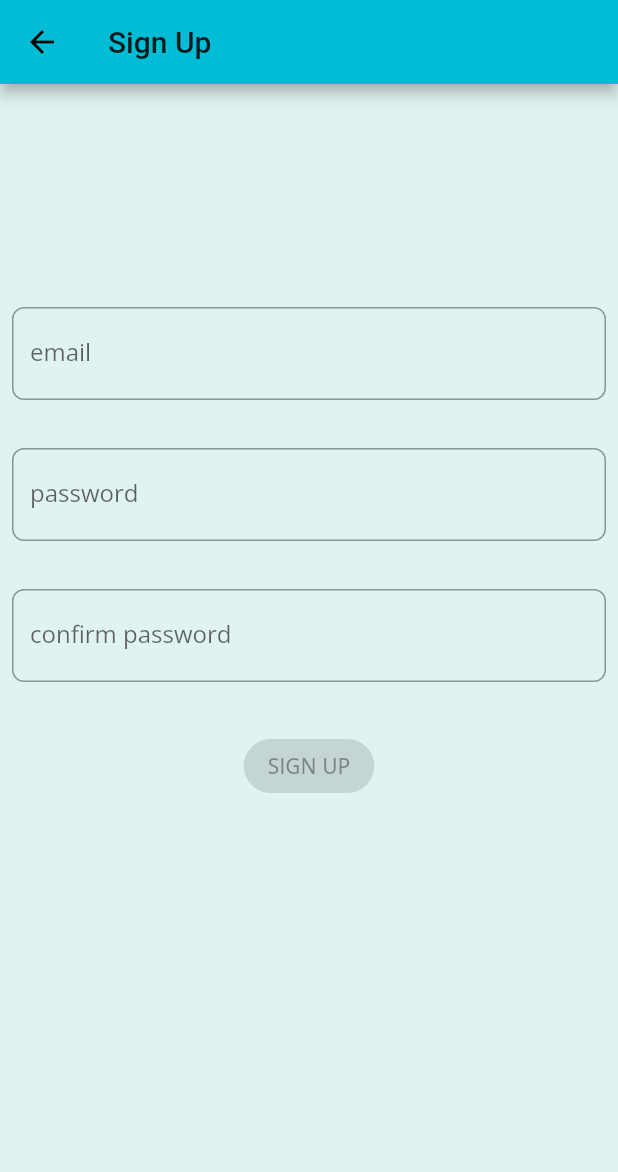
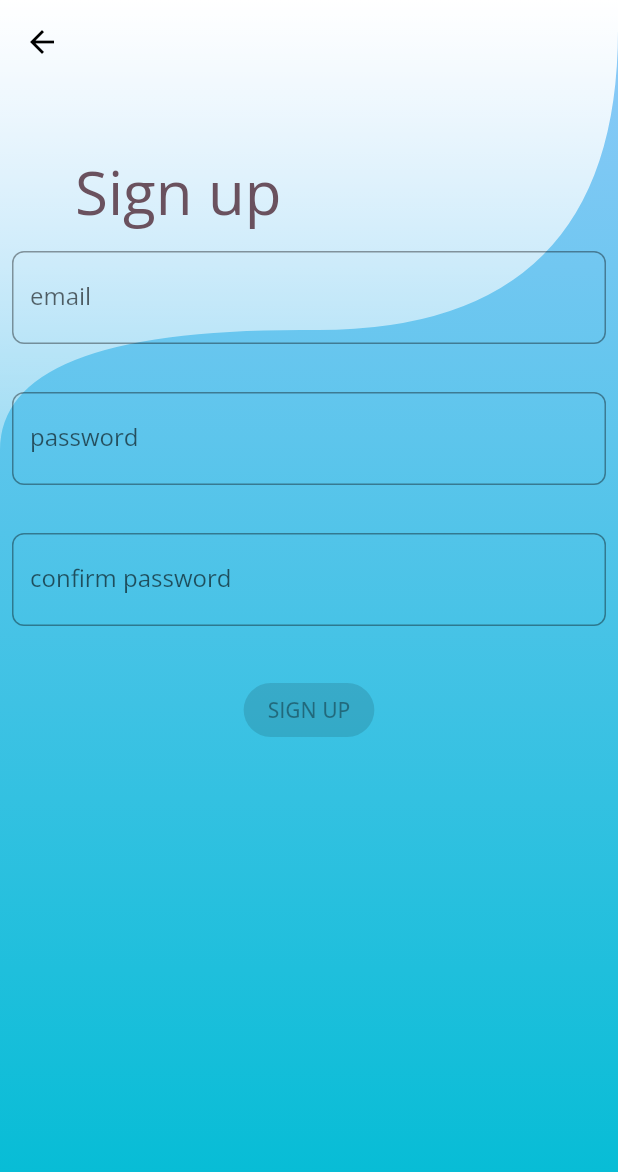
Before and after one commit to NelfDesign/what2visit, a Flutter app: the SignUpPage screen opened directly, on a phone screen of 412 x 824 dp. Shown: the top 1172 px of the screen. Run offline on Flutter 3.47's test engine with Material 2 defaults, Android fonts, the phone set to English and light mode, and no system bars; our stand-ins replace bloc, equatable, firebase_auth, firebase_core, flutter_bloc, font_awesome_flutter and 4 more; missing offline and left inert: flow_builder, flutter_device_type, flutter_facebook_auth, very_good_analysis; accounts and stored records are empty.

```diff
--- a/lib/sign_up/view/sign_up_page.dart
+++ b/lib/sign_up/view/sign_up_page.dart
@@ -2,6 +2,7 @@ import 'package:flutter/material.dart';
 import 'package:flutter_bloc/flutter_bloc.dart';
 import 'package:what2visit/authentication_repository/authentication_repository.dart';
 import 'package:what2visit/sign_up/sign_up.dart';
+import 'package:what2visit/widgets/curved_widget.dart';
 
 class SignUpPage extends StatelessWidget {
   const SignUpPage({Key? key}) : super(key: key);
@@ -13,14 +14,53 @@ class SignUpPage extends StatelessWidget {
   @override
   Widget build(BuildContext context) {
     return Scaffold(
-      appBar: AppBar(title: const Text('Sign Up')),
-      body: Padding(
-        padding: const EdgeInsets.all(8.0),
-        child: BlocProvider<SignUpCubit>(
-          create: (_) => SignUpCubit(context.read<AuthenticationRepository>()),
-          child: const SignUpForm(),
+        extendBodyBehindAppBar: true,
+        appBar: AppBar(
+          backgroundColor: Colors.transparent,
+          elevation: 0,
         ),
-      ),
-    );
+        body: Container(
+          height: double.infinity,
+          decoration: BoxDecoration(
+              gradient: LinearGradient(
+            begin: Alignment.topCenter,
+            end: Alignment.bottomCenter,
+            colors: [
+              Theme.of(context).backgroundColor,
+              Theme.of(context).primaryColor
+            ],
+          )),
+          child: Stack(children: [
+            CurvedWidget(
+              child: Container(
+                padding: const EdgeInsets.only(top: 100, left: 50),
+                width: double.infinity,
+                height: 300,
+                decoration: BoxDecoration(
+                  gradient: LinearGradient(
+                    begin: Alignment.topCenter,
+                    end: Alignment.bottomCenter,
+                    colors: [Colors.white, Colors.white.withOpacity(0.4)],
+                  ),
+                ),
+                child: Text(
+                  'Sign up',
+                  style: TextStyle(
+                    fontSize: 40,
+                    color: Color(0xff6a515e),
+                  ),
+                ),
+              ),
+            ),
+            Padding(
+              padding: const EdgeInsets.all(8.0),
+              child: BlocProvider<SignUpCubit>(
+                create: (_) =>
+                    SignUpCubit(context.read<AuthenticationRepository>()),
+                child: const SignUpForm(),
+              ),
+            ),
+          ]),
+        ));
   }
 }
--- a/lib/widgets/curved_widget.dart
+++ b/lib/widgets/curved_widget.dart
@@ -6,7 +6,7 @@ class CurvedWidget extends StatelessWidget {
   final double curvedHeight;
 
   const CurvedWidget(
-      {Key? key, this.curvedDistance = 80, this.curvedHeight = 80, this.child})
+      {Key? key, this.curvedDistance = 200, this.curvedHeight = 80, this.child})
       : super(key: key);
 
   @override
--- a/lib/widgets/social_icon.dart
+++ b/lib/widgets/social_icon.dart
@@ -4,7 +4,7 @@ import 'package:flutter_device_type/flutter_device_type.dart';
 class SocialIcon extends StatelessWidget {
   final IconData? iconSrc;
   final Color? color;
-  final Function? press;
+  final void Function()? press;
 
   SocialIcon({
     Key? key,
@@ -16,7 +16,7 @@ class SocialIcon extends StatelessWidget {
   @override
   Widget build(BuildContext context) {
     return GestureDetector(
-      onTap: () => press,
+      onTap: press,
       child: Container(
         margin: EdgeInsets.symmetric(horizontal: 10),
         padding: EdgeInsets.all(10),
```
Also changed, not shown: lib/authentication_repository/authentication_repository.dart (+79 -0 lines), lib/login/cubit/login_cubit.dart (+24 -0 lines), lib/login/view/login_form.dart (+54 -29 lines), lib/login/view/login_page.dart (+49 -7 lines), pubspec.yaml (+4 -3 lines), assets/fond.jpg (added), assets/fond_2.jpg (added), pubspec.lock, 5 other files.
